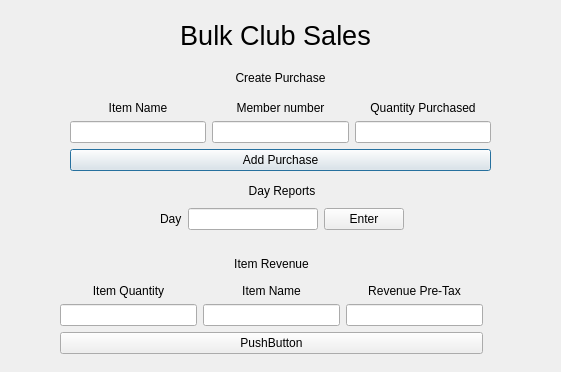
Qt form sales.ui (sophiegsmith/bulk-project) before a commit.
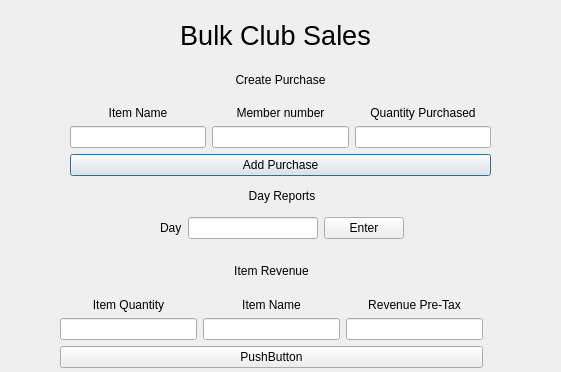
The same form after that commit.

Commit message: Compiler cleanup connected backend to sales report

```diff
--- a/sales.ui
+++ b/sales.ui
@@ -34,13 +34,13 @@
     <set>Qt::AlignCenter</set>
    </property>
   </widget>
-  <widget class="QWidget" name="">
+  <widget class="QWidget" name="layoutWidget">
    <property name="geometry">
     <rect>
      <x>70</x>
      <y>60</y>
      <width>421</width>
-     <height>111</height>
+     <height>116</height>
     </rect>
    </property>
    <layout class="QVBoxLayout" name="verticalLayout_4">
@@ -118,13 +118,13 @@
     </item>
    </layout>
   </widget>
-  <widget class="QWidget" name="">
+  <widget class="QWidget" name="layoutWidget">
    <property name="geometry">
     <rect>
      <x>160</x>
      <y>180</y>
      <width>244</width>
-     <height>50</height>
+     <height>59</height>
     </rect>
    </property>
    <layout class="QVBoxLayout" name="verticalLayout_5">
@@ -161,13 +161,13 @@
     </item>
    </layout>
   </widget>
-  <widget class="QWidget" name="">
+  <widget class="QWidget" name="layoutWidget">
    <property name="geometry">
     <rect>
      <x>60</x>
      <y>250</y>
      <width>423</width>
-     <height>104</height>
+     <height>118</height>
     </rect>
    </property>
    <layout class="QVBoxLayout" name="verticalLayout_10">
```
The commit also changes 5 other files.
